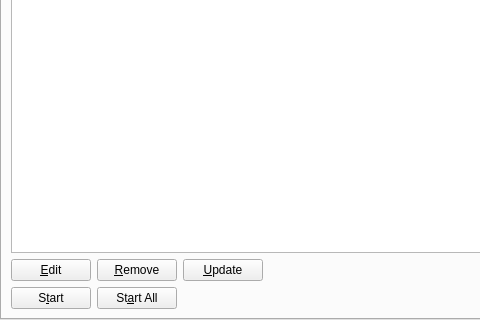
Before: the Qt Designer form src/qt/forms/masternodemanager.ui in CoryDD/exus, drawn with Qt 5; both pictures show x 0 to 480 and y 137 to 457 of the 745 by 457 pixel window.
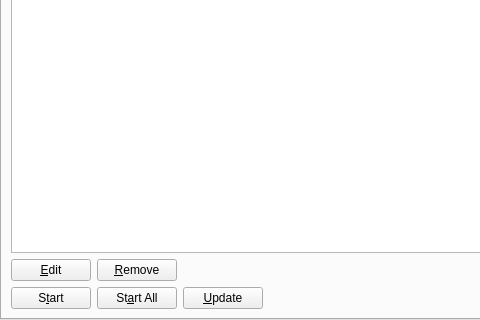
After: the same form once the commit is applied.

Commit message: masternode edit and remove button fix

The edit to the form file:
```diff
--- a/src/qt/forms/masternodemanager.ui
+++ b/src/qt/forms/masternodemanager.ui
@@ -229,13 +229,6 @@
                </property>
               </widget>
              </item>
-             <item>
-              <widget class="QPushButton" name="UpdateButton">
-               <property name="text">
-                <string>&amp;Update</string>
-               </property>
-              </widget>
-             </item>
              <item>
               <spacer name="horizontalSpacer_2">
                <property name="orientation">
@@ -277,6 +270,13 @@
                </property>
               </widget>
              </item>
+             <item>
+              <widget class="QPushButton" name="UpdateButton">
+               <property name="text">
+                <string>&amp;Update</string>
+               </property>
+              </widget>
+             </item>
              <item>
               <spacer name="horizontalSpacer_5">
                <property name="orientation">
```
The commit also changes 4 other files.
